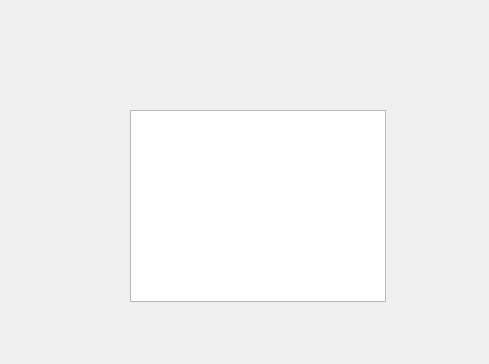
First picture: the form in FrameWorkCode/averageaccuracies.ui, repository UDAAN-LEAP/leap-pe-tool, before the edit.
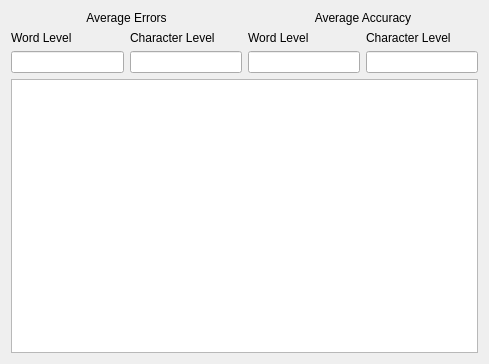
Second picture: the form after the edit.

Commit message: AverageAccuracies View Form Included

Patch:
```diff
--- a/FrameWorkCode/averageaccuracies.ui
+++ b/FrameWorkCode/averageaccuracies.ui
@@ -13,16 +13,107 @@
   <property name="windowTitle">
    <string>Dialog</string>
   </property>
-  <widget class="QTableView" name="tableView">
-   <property name="geometry">
-    <rect>
-     <x>130</x>
-     <y>110</y>
-     <width>256</width>
-     <height>192</height>
-    </rect>
-   </property>
-  </widget>
+  <layout class="QVBoxLayout" name="verticalLayout_13">
+   <item>
+    <layout class="QHBoxLayout" name="horizontalLayout_5">
+     <item>
+      <layout class="QVBoxLayout" name="verticalLayout_10">
+       <item>
+        <widget class="QLabel" name="label_10">
+         <property name="text">
+          <string>Average Errors</string>
+         </property>
+         <property name="alignment">
+          <set>Qt::AlignCenter</set>
+         </property>
+        </widget>
+       </item>
+       <item>
+        <layout class="QHBoxLayout" name="horizontalLayout_4">
+         <item>
+          <layout class="QVBoxLayout" name="verticalLayout_11">
+           <item>
+            <widget class="QLabel" name="label_11">
+             <property name="text">
+              <string>Word Level</string>
+             </property>
+            </widget>
+           </item>
+           <item>
+            <widget class="QLineEdit" name="lineEdit_7"/>
+           </item>
+          </layout>
+         </item>
+         <item>
+          <layout class="QVBoxLayout" name="verticalLayout_12">
+           <item>
+            <widget class="QLabel" name="label_12">
+             <property name="text">
+              <string>Character Level</string>
+             </property>
+            </widget>
+           </item>
+           <item>
+            <widget class="QLineEdit" name="lineEdit_8"/>
+           </item>
+          </layout>
+         </item>
+        </layout>
+       </item>
+      </layout>
+     </item>
+     <item>
+      <layout class="QVBoxLayout" name="verticalLayout_7">
+       <item>
+        <widget class="QLabel" name="label_4">
+         <property name="text">
+          <string>Average Accuracy</string>
+         </property>
+         <property name="alignment">
+          <set>Qt::AlignCenter</set>
+         </property>
+        </widget>
+       </item>
+       <item>
+        <layout class="QHBoxLayout" name="horizontalLayout_3">
+         <item>
+          <layout class="QVBoxLayout" name="verticalLayout_8">
+           <item>
+            <widget class="QLabel" name="label_8">
+             <property name="text">
+              <string>Word Level</string>
+             </property>
+            </widget>
+           </item>
+           <item>
+            <widget class="QLineEdit" name="lineEdit_5"/>
+           </item>
+          </layout>
+         </item>
+         <item>
+          <layout class="QVBoxLayout" name="verticalLayout_9">
+           <item>
+            <widget class="QLabel" name="label_9">
+             <property name="text">
+              <string>Character Level</string>
+             </property>
+            </widget>
+           </item>
+           <item>
+            <widget class="QLineEdit" name="lineEdit_6"/>
+           </item>
+          </layout>
+         </item>
+        </layout>
+       </item>
+      </layout>
+     </item>
+    </layout>
+   </item>
+   <item>
+    <widget class="QTableView" name="tableView"/>
+   </item>
+  </layout>
  </widget>
  <resources/>
  <connections/>
```
The commit also changes 1 other file.
